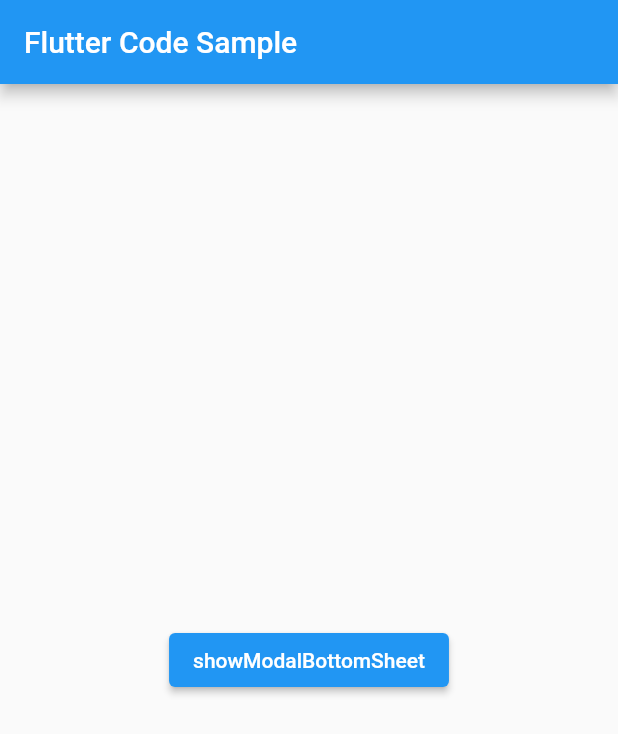
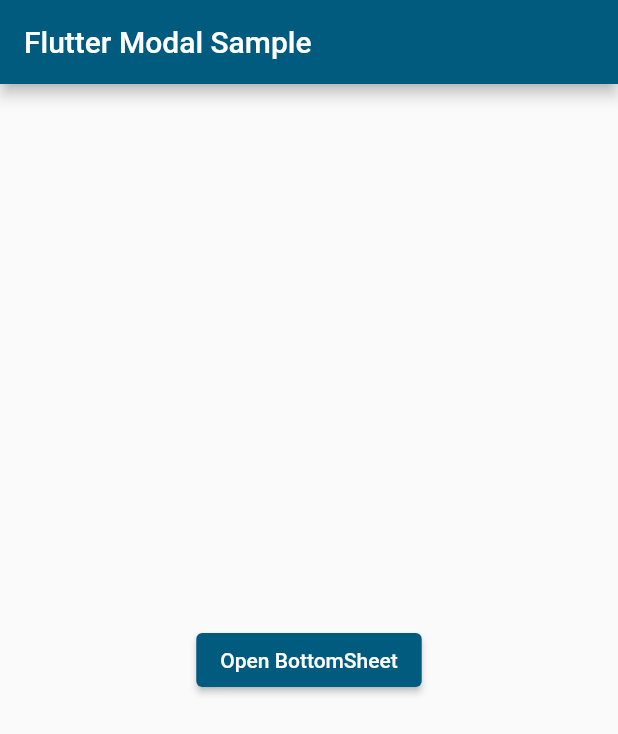
Before and after one commit to Aprekt/template-modal-bottom-sheet-1, a Flutter app: the screen it shows after launch, on a phone screen of 412 x 824 dp. Shown: the top 734 px of the screen. Run offline on Flutter 3.47's test engine with Material 2 defaults, Android fonts, the phone set to English and light mode, and no system bars.

Commit message:
updated color scheme

```diff
--- a/lib/main.dart
+++ b/lib/main.dart
@@ -5,41 +5,71 @@ void main() => runApp(const MyApp());
 class MyApp extends StatelessWidget {
   const MyApp({super.key});
 
-  static const String _title = 'Flutter Code Sample';
+  static const String _title = 'Flutter Modal Sample';
 
   @override
   Widget build(BuildContext context) {
     return MaterialApp(
       title: _title,
+      debugShowCheckedModeBanner: false,
+      theme: ThemeData(
+        colorScheme: ColorScheme.fromSwatch().copyWith(
+          primary: const Color(0xff005b7f),
+        ),
+      ),
       home: Scaffold(
         appBar: AppBar(title: const Text(_title)),
-        body: const MyStatelessWidget(),
+        body: const ModalBottomSheet(),
       ),
     );
   }
 }
 
-class MyStatelessWidget extends StatelessWidget {
-  const MyStatelessWidget({super.key});
+class ModalBottomSheet extends StatelessWidget {
+  const ModalBottomSheet({super.key});
 
   @override
   Widget build(BuildContext context) {
     return Center(
       child: ElevatedButton(
-        child: const Text('showModalBottomSheet'),
+        child: const Text('Open BottomSheet'),
         onPressed: () {
           showModalBottomSheet<void>(
+            backgroundColor: Colors.transparent,
+            // shape: RoundedRectangleBorder(
+            //   borderRadius: BorderRadius.circular(20.0),
+            // ),
             context: context,
             builder: (BuildContext context) {
               return Container(
+                decoration: const BoxDecoration(
+                  borderRadius: BorderRadius.only(
+                      topLeft: Radius.circular(20.0),
+                      topRight: Radius.circular(20.0)),
+                  gradient: LinearGradient(
+                      colors: [
+                        Color(0xFF3366FF),
+                        Color(0xFF00CCFF),
+                      ],
+                      begin: Alignment.topCenter,
+                      end: Alignment.bottomCenter,
+                      // begin:  FractionalOffset(0.0, 0.0),
+                      // end:  FractionalOffset(1.0, 0.0),
+                      stops: [0.0, 1.0],
+                      tileMode: TileMode.clamp),
+                ),
                 height: 200,
-                color: Colors.amber,
+                // color: const Color(0xff7f2400),
+                // color: const Color(0xff0092cc),
                 child: Center(
                   child: Column(
                     mainAxisAlignment: MainAxisAlignment.center,
                     mainAxisSize: MainAxisSize.min,
                     children: <Widget>[
-                      const Text('Modal BottomSheet'),
+                      const Text(
+                        'Modal BottomSheet',
+                        style: TextStyle(color: Colors.white),
+                      ),
                       ElevatedButton(
                         child: const Text('Close BottomSheet'),
                         onPressed: () => Navigator.pop(context),
```
